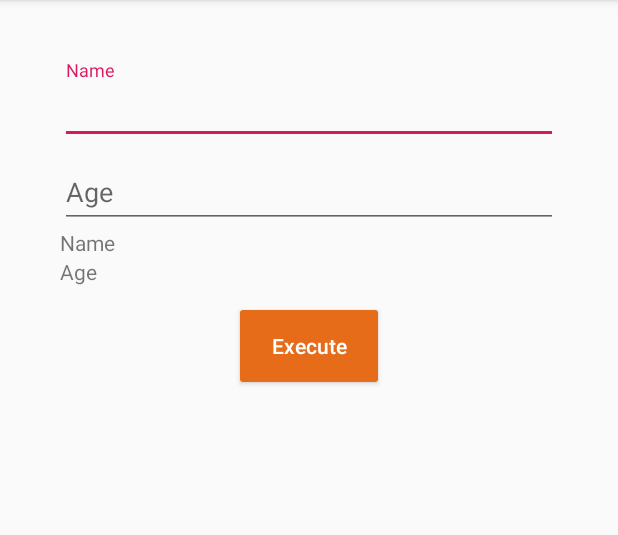
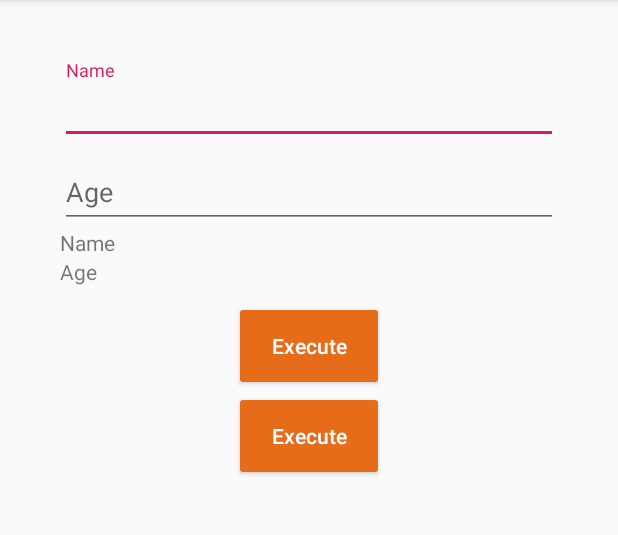
Before and after one commit to adatapoint/KotlinAndroidApp, an Android app: the screen it shows after launch (MainActivity), on a phone screen of 412 x 824 dp, the part 84-619 px from its top. Run offline under Robolectric (Android 15) with nearby library versions, the phone set to English and light mode, and no system bars.

```diff
--- a/app/src/main/java/com/vince/kotlinandroidapp/MainActivity.kt
+++ b/app/src/main/java/com/vince/kotlinandroidapp/MainActivity.kt
@@ -6,12 +6,14 @@ import android.os.Bundle
 import android.support.v4.content.ContextCompat
 import android.text.Editable
 import android.text.TextWatcher
+import android.view.View
 import android.widget.Button
 import android.widget.EditText
 import android.widget.TextView
 import android.widget.Toast
 
-class MainActivity : AppCompatActivity(), TextWatcher {
+class MainActivity : AppCompatActivity(), TextWatcher, View.OnClickListener {
+
 
     private var editName: EditText? = null // ? cuando no lo pueda inicializar con otra cosa.
     private var editAge: EditText? = null
@@ -21,6 +23,7 @@ class MainActivity : AppCompatActivity(), TextWatcher {
     private var WHITE: String = "White"
     private var ORANGE: String = "Orange"
     private var buttonColor: String = ORANGE
+    private var button: Button? = null
 
     override fun onCreate(savedInstanceState: Bundle?) {
         super.onCreate(savedInstanceState)
@@ -31,7 +34,9 @@ class MainActivity : AppCompatActivity(), TextWatcher {
         textName = findViewById(R.id.textView_name) as TextView
         textAge = findViewById(R.id.textView_age) as TextView
         buttonExecute = findViewById(R.id.btn_execute) as Button
+        button = findViewById(R.id.btn) as Button
 
+        button!!.setOnClickListener (this)
         editName!!.addTextChangedListener(this) // !! asegura que no tenemos ningún null
         editAge!!.addTextChangedListener(this)
         buttonExecute?.setOnClickListener { changeButtonColor() }
@@ -65,5 +70,8 @@ class MainActivity : AppCompatActivity(), TextWatcher {
         }
     }
 
+    override fun onClick(v: View?) {
+        Toast.makeText(this, "onClick", Toast.LENGTH_SHORT).show()
+    }
 
 }
--- a/app/src/main/res/layout/activity_main.xml
+++ b/app/src/main/res/layout/activity_main.xml
@@ -84,6 +84,14 @@
                 android:layout_height="60dp"
                 android:id="@+id/btn_execute"
                 android:textColor="@android:color/white"/>
+        <Button
+                android:text="@string/btn_execute"
+                android:textAllCaps="false"
+                android:layout_gravity="center_horizontal"
+                android:layout_width="100dp"
+                android:layout_height="60dp"
+                android:id="@+id/btn"
+                android:textColor="@android:color/white"/>
 
     </LinearLayout>
 
```
